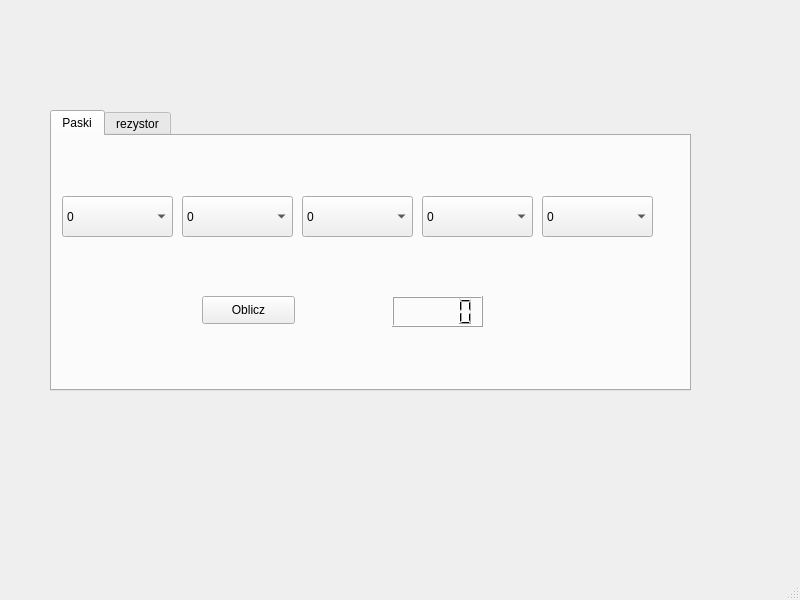
Qt form mainwindow.ui (KAD128/kalkulatorelektroniczny) before a commit.
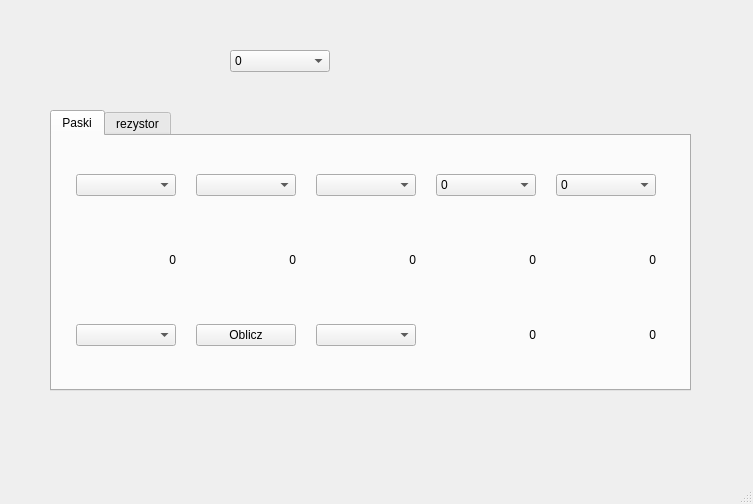
The same form after that commit.

The edit to the form file:
```diff
--- a/mainwindow.ui
+++ b/mainwindow.ui
@@ -6,8 +6,8 @@
    <rect>
     <x>0</x>
     <y>0</y>
-    <width>800</width>
-    <height>600</height>
+    <width>753</width>
+    <height>504</height>
    </rect>
   </property>
   <property name="windowTitle">
@@ -30,38 +30,27 @@
      <attribute name="title">
       <string>Paski</string>
      </attribute>
-     <widget class="QPushButton" name="przycisk">
-      <property name="geometry">
-       <rect>
-        <x>150</x>
-        <y>160</y>
-        <width>93</width>
-        <height>28</height>
-       </rect>
-      </property>
-      <property name="text">
-       <string>Oblicz</string>
-      </property>
-     </widget>
-     <widget class="QLCDNumber" name="wynik">
-      <property name="geometry">
-       <rect>
-        <x>340</x>
-        <y>160</y>
-        <width>91</width>
-        <height>31</height>
-       </rect>
-      </property>
-     </widget>
-     <widget class="QComboBox" name="pasek1">
+     <widget class="QWidget" name="gridLayoutWidget">
       <property name="geometry">
        <rect>
         <x>10</x>
-        <y>60</y>
-        <width>111</width>
-        <height>41</height>
+        <y>0</y>
+        <width>611</width>
+        <height>251</height>
        </rect>
       </property>
+      <layout class="QGridLayout" name="gridLayout">
+       <item row="0" column="1">
+        <widget class="QComboBox" name="pasek2"/>
+       </item>
+       <item row="0" column="4">
+        <widget class="QComboBox" name="pasek5">
+         <property name="maximumSize">
+          <size>
+           <width>100</width>
+           <height>40</height>
+          </size>
+         </property>
       <item>
        <property name="text">
         <string>0</string>
@@ -114,149 +103,102 @@
       </item>
       <item>
        <property name="text">
-        <string>Biały</string>
-       </property>
-      </item>
-     </widget>
-     <widget class="QComboBox" name="pasek2">
-      <property name="geometry">
-       <rect>
-        <x>130</x>
-        <y>60</y>
-        <width>111</width>
-        <height>41</height>
-       </rect>
-      </property>
+           <string>Złoty</string>
+          </property>
+         </item>
       <item>
        <property name="text">
-        <string>0</string>
-       </property>
-      </item>
-      <item>
-       <property name="text">
-        <string>Czarny</string>
-       </property>
-      </item>
-      <item>
-       <property name="text">
-        <string>Brązowy</string>
-       </property>
-      </item>
-      <item>
+           <string>Srebrny</string>
+          </property>
+         </item>
+        </widget>
+       </item>
+       <item row="1" column="1">
+        <widget class="QLabel" name="label_5">
+         <property name="maximumSize">
+          <size>
+           <width>100</width>
+           <height>40</height>
+          </size>
+         </property>
        <property name="text">
-        <string>Czerwony</string>
-       </property>
-      </item>
-      <item>
-       <property name="text">
-        <string>Pomarańcz</string>
-       </property>
-      </item>
-      <item>
-       <property name="text">
-        <string>Zółty</string>
-       </property>
-      </item>
-      <item>
+          <string>0</string>
+         </property>
+         <property name="alignment">
+          <set>Qt::AlignRight|Qt::AlignTrailing|Qt::AlignVCenter</set>
+         </property>
+        </widget>
+       </item>
+       <item row="1" column="3">
+        <widget class="QLabel" name="label_7">
+         <property name="maximumSize">
+          <size>
+           <width>100</width>
+           <height>40</height>
+          </size>
+         </property>
        <property name="text">
-        <string>Zielony</string>
-       </property>
-      </item>
-      <item>
-       <property name="text">
-        <string>Niebieski</string>
-       </property>
-      </item>
-      <item>
-       <property name="text">
-        <string>Fioletowy</string>
-       </property>
-      </item>
-      <item>
-       <property name="text">
-        <string>Szary</string>
-       </property>
-      </item>
-      <item>
-       <property name="text">
-        <string>Biały</string>
-       </property>
-      </item>
-     </widget>
+          <string>0</string>
+         </property>
+         <property name="alignment">
+          <set>Qt::AlignRight|Qt::AlignTrailing|Qt::AlignVCenter</set>
+         </property>
+        </widget>
+       </item>
+       <item row="0" column="2">
      <widget class="QComboBox" name="pasek3">
-      <property name="geometry">
-       <rect>
-        <x>250</x>
-        <y>60</y>
-        <width>111</width>
-        <height>41</height>
-       </rect>
-      </property>
-      <item>
-       <property name="text">
-        <string>0</string>
-       </property>
-      </item>
-      <item>
-       <property name="text">
-        <string>Czarny</string>
-       </property>
-      </item>
-      <item>
-       <property name="text">
-        <string>Brązowy</string>
-       </property>
-      </item>
-      <item>
+         <property name="maximumSize">
+          <size>
+           <width>100</width>
+           <height>40</height>
+          </size>
+         </property>
+        </widget>
+       </item>
+       <item row="0" column="0">
+        <widget class="QComboBox" name="pasek1">
+         <property name="maximumSize">
+          <size>
+           <width>100</width>
+           <height>200</height>
+          </size>
+         </property>
+        </widget>
+       </item>
+       <item row="1" column="0">
+        <widget class="QLabel" name="label_4">
+         <property name="maximumSize">
+          <size>
+           <width>100</width>
+           <height>40</height>
+          </size>
+         </property>
        <property name="text">
-        <string>Czerwony</string>
-       </property>
-      </item>
-      <item>
-       <property name="text">
-        <string>Pomarańcz</string>
-       </property>
-      </item>
-      <item>
-       <property name="text">
-        <string>Zółty</string>
-       </property>
-      </item>
-      <item>
+          <string>0</string>
+         </property>
+         <property name="alignment">
+          <set>Qt::AlignRight|Qt::AlignTrailing|Qt::AlignVCenter</set>
+         </property>
+        </widget>
+       </item>
+       <item row="2" column="4">
+        <widget class="QLabel" name="label_2">
+         <property name="maximumSize">
+          <size>
+           <width>100</width>
+           <height>40</height>
+          </size>
+         </property>
        <property name="text">
-        <string>Zielony</string>
-       </property>
-      </item>
-      <item>
-       <property name="text">
-        <string>Niebieski</string>
-       </property>
-      </item>
-      <item>
-       <property name="text">
-        <string>Fioletowy</string>
-       </property>
-      </item>
-      <item>
-       <property name="text">
-        <string>Szary</string>
-       </property>
-      </item>
-      <item>
-       <property name="text">
-        <string>Biały</string>
-       </property>
-      </item>
-     </widget>
+          <string>0</string>
+         </property>
+         <property name="alignment">
+          <set>Qt::AlignRight|Qt::AlignTrailing|Qt::AlignVCenter</set>
+         </property>
+        </widget>
+       </item>
+       <item row="0" column="3">
      <widget class="QComboBox" name="pasek4">
-      <property name="geometry">
-       <rect>
-        <x>370</x>
-        <y>60</y>
-        <width>111</width>
-        <height>41</height>
-       </rect>
-      </property>
       <item>
        <property name="text">
         <string>0</string>
@@ -323,60 +265,75 @@
        </property>
       </item>
      </widget>
-     <widget class="QComboBox" name="pasek5">
-      <property name="geometry">
-       <rect>
-        <x>490</x>
-        <y>60</y>
-        <width>111</width>
-        <height>41</height>
-       </rect>
-      </property>
-      <item>
+       </item>
+       <item row="2" column="2">
+        <widget class="QComboBox" name="comboBox_2"/>
+       </item>
+       <item row="2" column="3">
+        <widget class="QLabel" name="label">
+         <property name="maximumSize">
+          <size>
+           <width>100</width>
+           <height>40</height>
+          </size>
+         </property>
        <property name="text">
         <string>0</string>
        </property>
-      </item>
-      <item>
-       <property name="text">
-        <string>Brązowy</string>
-       </property>
-      </item>
-      <item>
-       <property name="text">
-        <string>Czerwony</string>
-       </property>
-      </item>
-      <item>
+         <property name="alignment">
+          <set>Qt::AlignRight|Qt::AlignTrailing|Qt::AlignVCenter</set>
+         </property>
+        </widget>
+       </item>
+       <item row="1" column="2">
+        <widget class="QLabel" name="label_6">
+         <property name="maximumSize">
+          <size>
+           <width>100</width>
+           <height>40</height>
+          </size>
+         </property>
        <property name="text">
-        <string>Zielony</string>
-       </property>
-      </item>
-      <item>
-       <property name="text">
-        <string>Niebieski</string>
-       </property>
-      </item>
-      <item>
-       <property name="text">
-        <string>Fioletowy</string>
-       </property>
-      </item>
-      <item>
+          <string>0</string>
+         </property>
+         <property name="alignment">
+          <set>Qt::AlignRight|Qt::AlignTrailing|Qt::AlignVCenter</set>
+         </property>
+        </widget>
+       </item>
+       <item row="2" column="1">
+        <widget class="QPushButton" name="pushButton">
+         <property name="maximumSize">
+          <size>
+           <width>100</width>
+           <height>40</height>
+          </size>
+         </property>
        <property name="text">
-        <string>Szary</string>
-       </property>
-      </item>
-      <item>
-       <property name="text">
-        <string>Złoty</string>
-       </property>
-      </item>
-      <item>
+          <string>Oblicz</string>
+         </property>
+        </widget>
+       </item>
+       <item row="1" column="4">
+        <widget class="QLabel" name="label_8">
+         <property name="maximumSize">
+          <size>
+           <width>100</width>
+           <height>40</height>
+          </size>
+         </property>
        <property name="text">
-        <string>Srebrny</string>
-       </property>
-      </item>
+          <string>0</string>
+         </property>
+         <property name="alignment">
+          <set>Qt::AlignRight|Qt::AlignTrailing|Qt::AlignVCenter</set>
+         </property>
+        </widget>
+       </item>
+       <item row="2" column="0">
+        <widget class="QComboBox" name="comboBox"/>
+       </item>
+      </layout>
      </widget>
     </widget>
     <widget class="QWidget" name="tab_2">
@@ -385,6 +342,77 @@
      </attribute>
     </widget>
    </widget>
+   <widget class="QComboBox" name="pasek3_2">
+    <property name="geometry">
+     <rect>
+      <x>230</x>
+      <y>50</y>
+      <width>100</width>
+      <height>22</height>
+     </rect>
+    </property>
+    <property name="maximumSize">
+     <size>
+      <width>100</width>
+      <height>40</height>
+     </size>
+    </property>
+    <item>
+     <property name="text">
+      <string>0</string>
+     </property>
+    </item>
+    <item>
+     <property name="text">
+      <string>Czarny</string>
+     </property>
+    </item>
+    <item>
+     <property name="text">
+      <string>Brązowy</string>
+     </property>
+    </item>
+    <item>
+     <property name="text">
+      <string>Czerwony</string>
+     </property>
+    </item>
+    <item>
+     <property name="text">
+      <string>Pomarańcz</string>
+     </property>
+    </item>
+    <item>
+     <property name="text">
+      <string>Zółty</string>
+     </property>
+    </item>
+    <item>
+     <property name="text">
+      <string>Zielony</string>
+     </property>
+    </item>
+    <item>
+     <property name="text">
+      <string>Niebieski</string>
+     </property>
+    </item>
+    <item>
+     <property name="text">
+      <string>Fioletowy</string>
+     </property>
+    </item>
+    <item>
+     <property name="text">
+      <string>Szary</string>
+     </property>
+    </item>
+    <item>
+     <property name="text">
+      <string>Biały</string>
+     </property>
+    </item>
+   </widget>
   </widget>
   <widget class="QMenuBar" name="menubar">
    <property name="geometry">
```
Left out of the diff: 19 changed lines with no effect on the pictures. Lines whose indentation alone changed are shown as unchanged.
